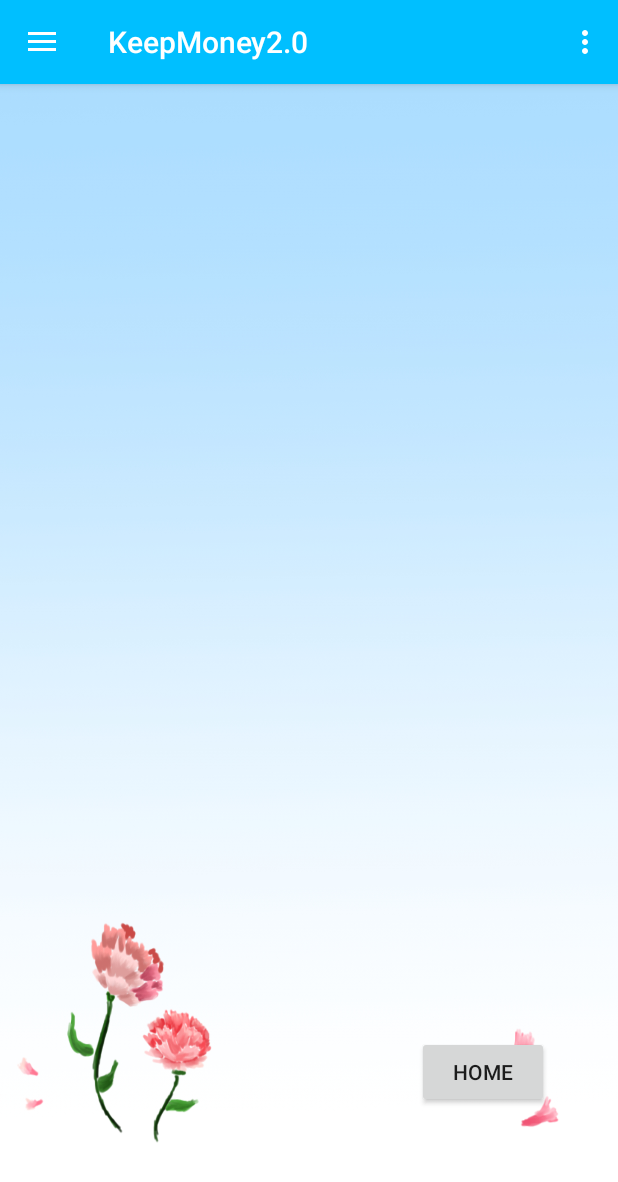
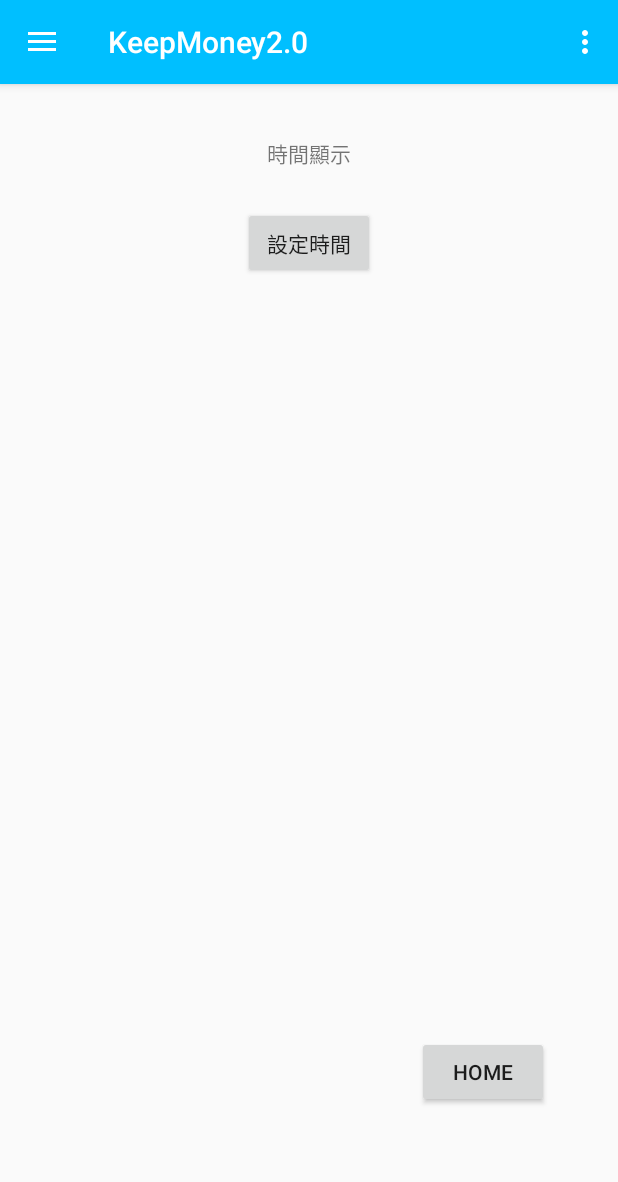
Before and after one commit to zidane0000/KeepMoney20, an Android app: the screen it shows after launch (MainActivity), on a phone screen of 412 x 824 dp. Shown: the top 1182 px of the screen. Run offline under Robolectric (Android 15) with nearby library versions, the light colour scheme and no system bars.

Commit message:
2018/4/9 實驗室電腦

```diff
--- a/app/src/main/res/layout/app_bar_main.xml
+++ b/app/src/main/res/layout/app_bar_main.xml
@@ -20,11 +20,7 @@
 
     </android.support.design.widget.AppBarLayout>
 
-    <include
-        layout="@layout/content_main"
-        android:layout_width="match_parent"
-        android:layout_height="match_parent"
-        tools:layout_editor_absoluteY="53dp" />
+    <include layout="@layout/content_main" />
 
 
 
--- a/app/src/main/res/layout/content_main.xml
+++ b/app/src/main/res/layout/content_main.xml
@@ -4,7 +4,7 @@
     xmlns:tools="http://schemas.android.com/tools"
     android:layout_width="match_parent"
     android:layout_height="match_parent"
-    android:background="@drawable/blue"
+
     app:layout_behavior="@string/appbar_scrolling_view_behavior"
     tools:context="tw.edu.niu.keepmoney20.MainActivity"
     tools:showIn="@layout/app_bar_main"
--- a/app/src/main/res/layout/menu_home.xml
+++ b/app/src/main/res/layout/menu_home.xml
@@ -14,4 +14,24 @@
         android:layout_marginEnd="46dp"
         android:layout_marginRight="46dp"
         android:text="Home" />
+
+    <TextView
+        android:id="@+id/showDate"
+        android:layout_width="wrap_content"
+        android:layout_height="wrap_content"
+        android:layout_alignParentTop="true"
+        android:layout_centerHorizontal="true"
+        android:layout_marginTop="35dp"
+        android:text="時間顯示" />
+
+    <Button
+        android:id="@+id/startDate"
+        android:layout_width="wrap_content"
+        android:layout_height="wrap_content"
+        android:layout_below="@+id/showDate"
+        android:layout_centerHorizontal="true"
+        android:layout_marginTop="25dp"
+        android:onClick="startDate"
+        android:text="設定時間" />
+
 </RelativeLayout>
```
Also changed, not shown: app/src/main/java/tw/edu/niu/keepmoney20/MainActivity.java (+31 -4 lines).
